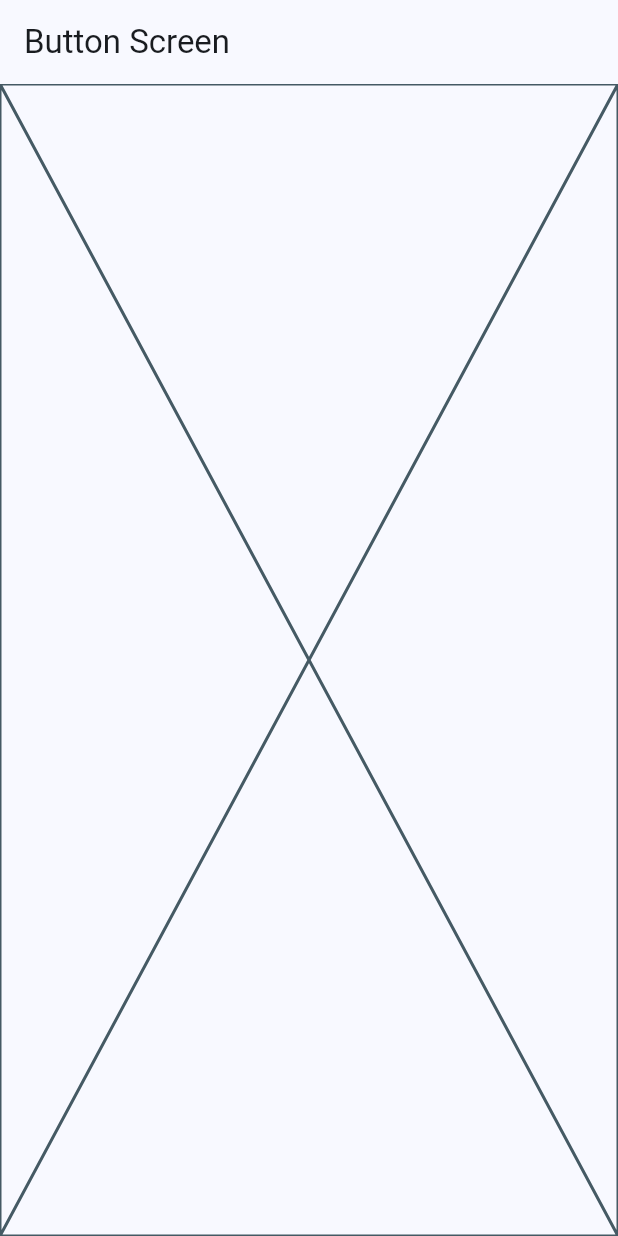
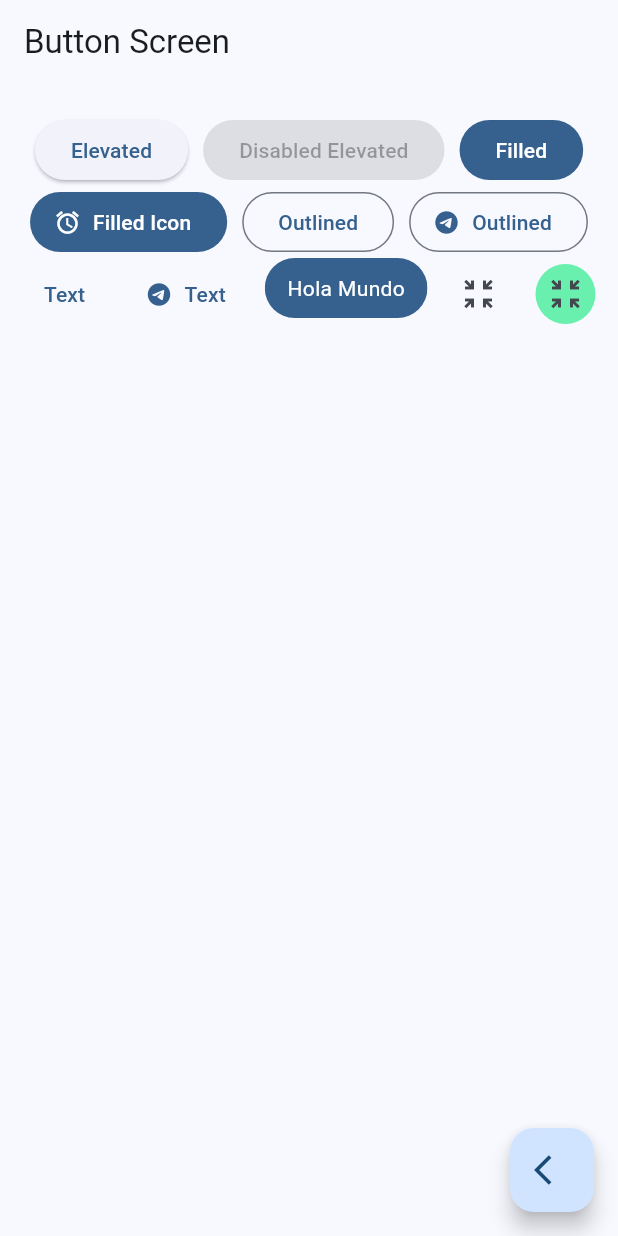
Before and after one commit to davidleond99/widgets_app, a Flutter app: the ButtonsScreen screen opened by its route, on a phone screen of 412 x 824 dp. Run offline on Flutter 3.47's test engine with Material 2 defaults, Android fonts, the phone set to English and light mode, and no system bars; our stand-ins replace go_router.

Commit message:
button screen terminado

```diff
--- a/lib/presentation/screens/buttons/button_screen.dart
+++ b/lib/presentation/screens/buttons/button_screen.dart
@@ -1,4 +1,5 @@
 import 'package:flutter/material.dart';
+import 'package:go_router/go_router.dart';
 
 class ButtonsScreen extends StatelessWidget {
   static const String name = 'ButtonScreen';
@@ -11,7 +12,106 @@ class ButtonsScreen extends StatelessWidget {
       appBar: AppBar(
         title: const Text('Button Screen'),
       ),
-      body: const Placeholder(),
+      body: const _ButtonsView(),
+      floatingActionButton: FloatingActionButton(
+        onPressed: () {
+          context.pop();
+        },
+        child: const Icon(Icons.arrow_back_ios),
+      ),
     );
   }
 }
+
+class _ButtonsView extends StatelessWidget {
+  const _ButtonsView();
+
+  @override
+  Widget build(BuildContext context) {
+    return SizedBox(
+      width: double.infinity,
+      child: Padding(
+        padding: const EdgeInsets.symmetric(horizontal: 10, vertical: 20),
+        child: Wrap(
+          spacing: 10.0,
+          alignment: WrapAlignment.center,
+          children: [
+            ElevatedButton(
+              onPressed: () {},
+              child: const Text('Elevated'),
+            ),
+            const ElevatedButton(
+              onPressed: null,
+              child: Text('Disabled Elevated'),
+            ),
+            FilledButton(
+              onPressed: () {},
+              child: const Text('Filled'),
+            ),
+            FilledButton.icon(
+              onPressed: () {},
+              icon: const Icon(Icons.access_alarm_outlined),
+              label: const Text('Filled Icon'),
+            ),
+            OutlinedButton(
+              onPressed: () {},
+              child: const Text('Outlined'),
+            ),
+            OutlinedButton.icon(
+              onPressed: () {},
+              label: const Text('Outlined'),
+              icon: const Icon(Icons.telegram),
+            ),
+            TextButton(
+              onPressed: () {},
+              child: const Text('Text'),
+            ),
+            TextButton.icon(
+              onPressed: () {},
+              label: const Text('Text'),
+              icon: const Icon(Icons.telegram),
+            ),
+            const CustomButton(),
+            IconButton(
+              onPressed: () {},
+              icon: const Icon(Icons.zoom_in_map_sharp),
+            ),
+            IconButton(
+              onPressed: () {},
+              icon: const Icon(Icons.zoom_in_map_sharp),
+              style: const ButtonStyle(
+                  backgroundColor:
+                      MaterialStatePropertyAll(Colors.greenAccent)),
+            ),
+          ],
+        ),
+      ),
+    );
+  }
+}
+
+class CustomButton extends StatelessWidget {
+  const CustomButton({super.key});
+
+  @override
+  Widget build(BuildContext context) {
+    final colors = Theme.of(context).colorScheme;
+    return ClipRRect(
+      borderRadius: BorderRadius.circular(20),
+      child: Material(
+        shadowColor: Colors.black,
+        color: colors.primary,
+        child: InkWell(
+          onTap: () {},
+          child: const Padding(
+            padding: EdgeInsets.symmetric(horizontal: 15, vertical: 10),
+            child: Text(
+              'Hola Mundo',
+              style: TextStyle(color: Colors.white),
+            ),
+          ),
+        ),
+      ),
+    );
+  }
+}
--- a/lib/presentation/screens/home/home_screen.dart
+++ b/lib/presentation/screens/home/home_screen.dart
@@ -1,7 +1,6 @@
 import 'package:flutter/material.dart';
 import 'package:go_router/go_router.dart';
 import 'package:widgets_app/config/menu/menu_item.dart';
-import 'package:widgets_app/presentation/screens/cards/cards_screen.dart';
 
 class HomeScreen extends StatelessWidget {
   static const String name = 'HomeScreen';
@@ -56,7 +55,6 @@ class _CustomListTile extends StatelessWidget {
       subtitle: Text(menuItem.subTitle),
       onTap: () {
         context.push(menuItem.link);
-
         // Navigator.of(context).push(
         //   MaterialPageRoute(
         //     builder: (context) => const ButtonsScreen(),
@@ -64,7 +62,6 @@ class _CustomListTile extends StatelessWidget {
         // );
         // Navigator.pushNamed(context, menuItem.link);
         // context.pushNamed(CardsScreen.name);
-        context.push(menuItem.link);
       },
     );
   }
```
